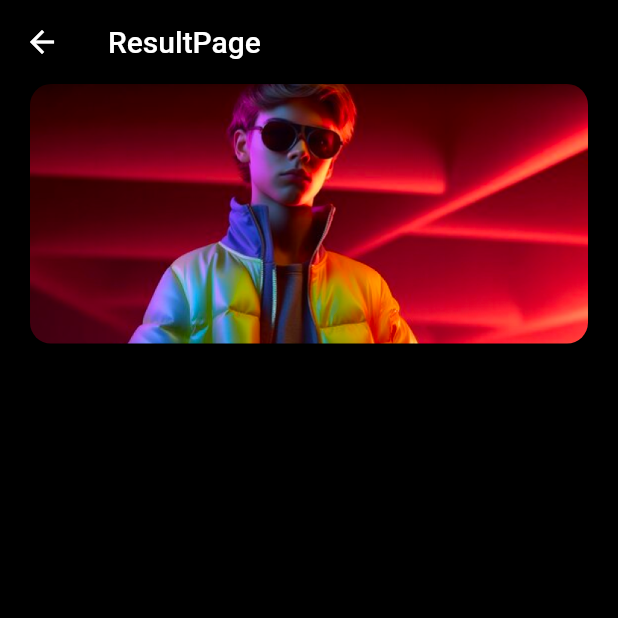
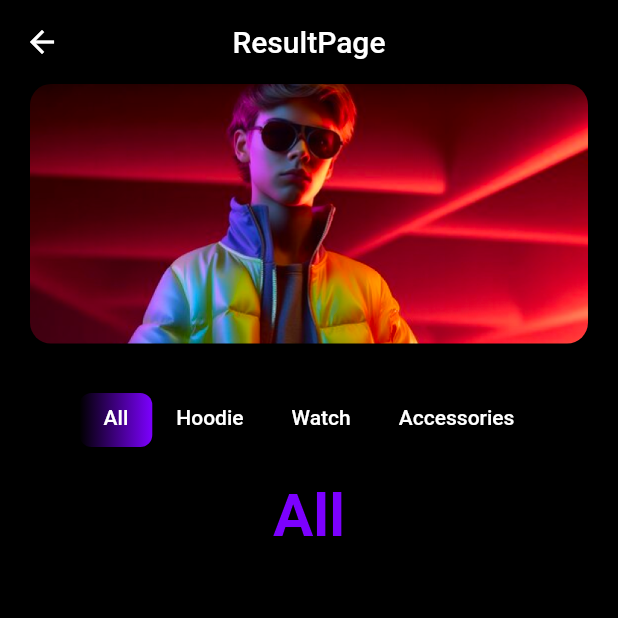
Before and after one commit to ClothZ-Organization/ClothZ_App, a Flutter app: the ResultPage screen opened directly, on a phone screen of 412 x 824 dp, the top half of it. Run offline on Flutter 3.47's test engine with Material 2 defaults, Android fonts, the phone set to English and light mode, and no system bars; our stand-ins replace auto_route, cached_network_image, connectivity_plus, dio, firebase_auth, firebase_core and 6 more; accounts and stored records are empty; Roboto replaces fonts that are missing (WorkSans).

Commit message:
add top tab bar

```diff
--- /dev/null
+++ b/finding_clothes/lib/src/features/dashboard/presentation/all_result_page.dart
@@ -0,0 +1,26 @@
+import 'package:flutter/material.dart';
+import 'package:flutter_riverpod/flutter_riverpod.dart';
+
+class AllResulPage extends ConsumerWidget {
+  const AllResulPage({super.key});
+
+  @override
+  Widget build(BuildContext context, WidgetRef ref) {
+    // final viewModel = ref.watch(resultPageViewModel);
+    return const Column(
+      children: [
+        Text(
+          "All",
+          style: TextStyle(
+            fontFamily: 'WorkSans',
+            fontWeight: FontWeight.w600,
+            fontSize: 40.0,
+            height: 1.12,
+            color: Color(0xFF7C00FF),
+            decoration: TextDecoration.none,
+          ),
+        ),
+      ],
+    );
+  }
+}
--- a/finding_clothes/lib/src/features/dashboard/presentation/result_page.dart
+++ b/finding_clothes/lib/src/features/dashboard/presentation/result_page.dart
@@ -1,9 +1,8 @@
 import 'package:finding_clothes/src/features/dashboard/application/result_page_view_model.dart';
+import 'package:finding_clothes/src/features/dashboard/presentation/result_tab_page.dart';
 import 'package:flutter/material.dart';
 import 'package:flutter_riverpod/flutter_riverpod.dart';
-import 'package:image_picker/image_picker.dart';
 
-// ignore: must_be_immutable
 class ResultPage extends ConsumerWidget {
   const ResultPage({super.key});
 
@@ -15,6 +14,7 @@ class ResultPage extends ConsumerWidget {
       appBar: AppBar(
         backgroundColor: Colors.black,
         title: const Text('ResultPage'),
+        centerTitle: true,
       ),
       body: SafeArea(
         child: Padding(
@@ -37,6 +37,9 @@ class ResultPage extends ConsumerWidget {
               const SizedBox(
                 height: 33,
               ),
+              const Expanded(
+                child: ResultTabPage(),
+              ),
             ],
           ),
         ),
--- /dev/null
+++ b/finding_clothes/lib/src/features/dashboard/presentation/result_tab_page.dart
@@ -0,0 +1,47 @@
+import 'package:finding_clothes/src/features/dashboard/presentation/accessories_result_page.dart';
+import 'package:finding_clothes/src/features/dashboard/presentation/all_result_page.dart';
+import 'package:finding_clothes/src/features/dashboard/presentation/clothes_result_page.dart';
+import 'package:finding_clothes/src/features/dashboard/presentation/watch_result_page.dart';
+import 'package:finding_clothes/src/shared/presentation/widgets/finding_clothes/fc_top_tab_bar.dart';
+import 'package:flutter/material.dart';
+import 'package:flutter_riverpod/flutter_riverpod.dart';
+
+class ResultTabPage extends ConsumerWidget {
+  const ResultTabPage({super.key});
+
+  @override
+  Widget build(BuildContext context, WidgetRef ref) {
+    return const DefaultTabController(
+      length: 4,
+      child: Scaffold(
+        backgroundColor: Colors.black,
+        body: Column(
+          children: [
+            Material(
+              color: Colors.black,
+              child: SizedBox(
+                width: double.infinity,
+                child: Center(
+                  child: FCTopTabBar(),
+                ),
+              ),
+            ),
+            SizedBox(
+              height: 24,
+            ),
+            Expanded(
+              child: TabBarView(
+                children: [
+                  AllResulPage(),
+                  ClothesResulPage(),
+                  WatchResulPage(),
+                  AccesoriesResulPage(),
+                ],
+              ),
+            ),
+          ],
+        ),
+      ),
+    );
+  }
+}
--- /dev/null
+++ b/finding_clothes/lib/src/shared/presentation/widgets/finding_clothes/fc_top_tab_bar.dart
@@ -0,0 +1,78 @@
+import 'package:flutter/material.dart';
+
+class FCTopTabBar extends StatelessWidget {
+  const FCTopTabBar({super.key});
+
+  @override
+  Widget build(BuildContext context) {
+    return SizedBox(
+      height: 36,
+      child: TabBar(
+        isScrollable: true,
+        tabs: const [
+          Tab(
+            child: Text(
+              "All",
+              style: TextStyle(
+                fontFamily: 'WorkSans',
+                fontWeight: FontWeight.w500,
+                fontSize: 14.0,
+                height: 1.12,
+                color: Colors.white,
+              ),
+            ),
+          ),
+          Tab(
+            child: Text(
+              "Hoodie",
+              style: TextStyle(
+                fontFamily: 'WorkSans',
+                fontWeight: FontWeight.w500,
+                fontSize: 14.0,
+                height: 1.12,
+                color: Colors.white,
+                // decoration: TextDecoration.none,
+              ),
+            ),
+          ),
+          Tab(
+            child: Text(
+              "Watch",
+              style: TextStyle(
+                fontFamily: 'WorkSans',
+                fontWeight: FontWeight.w500,
+                fontSize: 14.0,
+                height: 1.12,
+                color: Colors.white,
+                // decoration: TextDecoration.none,
+              ),
+            ),
+          ),
+          Tab(
+            child: Text(
+              "Accessories",
+              style: TextStyle(
+                fontFamily: 'WorkSans',
+                fontWeight: FontWeight.w500,
+                fontSize: 14.0,
+                height: 1.12,
+                color: Colors.white,
+              ),
+            ),
+          ),
+        ],
+        splashBorderRadius: BorderRadius.circular(8),
+        splashFactory: NoSplash.splashFactory,
+        indicator: BoxDecoration(
+          gradient: const LinearGradient(
+            colors: [
+              Color(0xFF000000),
+              Color(0xFF7C00FF),
+            ],
+          ),
+          borderRadius: BorderRadius.circular(8),
+        ),
+      ),
+    );
+  }
+}
```
Also changed, not shown: finding_clothes/lib/src/features/dashboard/presentation/accessories_result_page.dart (added, +26 -0 lines), finding_clothes/lib/src/features/dashboard/presentation/clothes_result_page.dart (added, +26 -0 lines), finding_clothes/lib/src/features/dashboard/presentation/scan_page.dart (deleted, +0 -18 lines), finding_clothes/lib/src/features/dashboard/presentation/watch_result_page.dart (added, +26 -0 lines).
